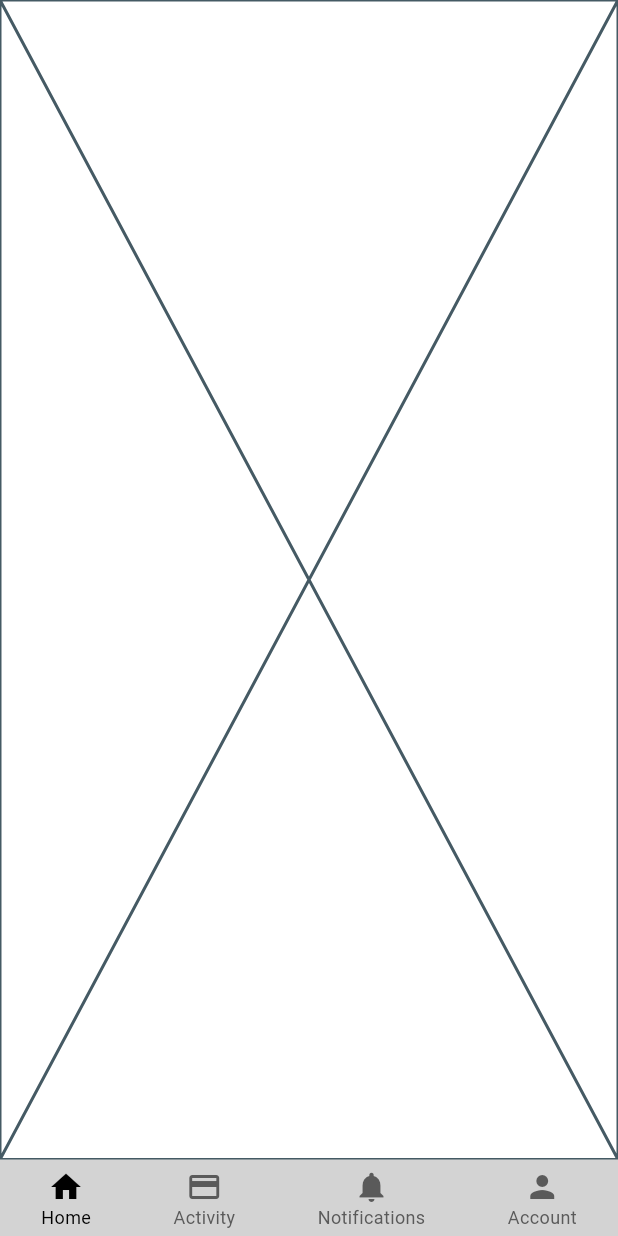
After one commit to Heshara13/Transit-Flutter-App, a Flutter app: the UserHomePage screen opened directly, on a phone screen of 412 x 824 dp. The commit adds this screen. Run offline on Flutter 3.47's test engine with Material 3 defaults, Android fonts, the phone set to English and light mode, and no system bars; our stand-ins replace firebase_auth, firebase_database; accounts and stored records are empty.

Commit message:
add files of user screens

```diff
--- /dev/null
+++ b/lib/theme_provider/theme_provider.dart
@@ -0,0 +1,14 @@
+import 'package:flutter/material.dart';
+
+class MyThemes {
+  static final darkTheme = ThemeData(
+    scaffoldBackgroundColor: Colors.grey.shade900,
+    colorScheme: ColorScheme.dark(),
+  );
+
+  static final lightTheme = ThemeData(
+    scaffoldBackgroundColor: Colors.white,
+    colorScheme: ColorScheme.light(),
+  );
+
+}
--- /dev/null
+++ b/lib/user_screen/home_screen.dart
@@ -0,0 +1,104 @@
+import 'package:flutter/material.dart';
+import '../user_tab_pages/account.dart';
+import '../user_tab_pages/home.dart';
+import '../user_tab_pages/activity.dart';
+import '../user_tab_pages/notifications.dart';
+
+class UserHomePage extends StatefulWidget {
+  const UserHomePage({super.key});
+
+  @override
+  State<UserHomePage> createState() => _UserHomePageState();
+}
+
+class _UserHomePageState extends State<UserHomePage> {
+  int _bottomBarIndex = 0;
+  bool _isPageTwoLocked = false;
+  final int _activateTime = 2000; // Lock duration in milliseconds
+
+  void _onItemTapped(int index) {
+    if (_isPageTwoLocked && index == 1) {
+      // Prevent switching to Page2 if it's locked
+      return;
+    }
+
+    setState(() {
+      _bottomBarIndex = index;
+      if (index == 1) {
+        _isPageTwoLocked = true;
+        // Unlock after the specified duration
+        Future.delayed(Duration(milliseconds: _activateTime), () {
+          setState(() {
+            _isPageTwoLocked = false;
+          });
+        });
+      }
+    });
+  }
+
+  Widget _buildNavItem(IconData icon, int index, String label) {
+    bool isLocked = index == 1 && _isPageTwoLocked;
+    return GestureDetector(
+      onTap: () {
+        if (!isLocked) _onItemTapped(index);
+      },
+      child: Column(
+        mainAxisSize: MainAxisSize.min,
+        children: [
+          Icon(
+            icon,
+            color: isLocked
+                ? Colors.grey
+                : (_bottomBarIndex == index ? Colors.black : const Color.fromARGB(255, 90, 90, 90)),
+          ),
+          Text(
+            label,
+            style: TextStyle(
+              fontSize: 12,
+              color: isLocked
+                  ? Colors.grey
+                  : (_bottomBarIndex == index ? Colors.black : const Color.fromARGB(255, 90, 90, 90)),
+            ),
+          ),
+        ],
+      ),
+    );
+  }
+
+  Widget customBottomNavigationBar() {
+    return Container(
+      color: const Color.fromARGB(255, 211, 211, 211),
+      child: Padding(
+        padding: const EdgeInsets.fromLTRB(0, 6.0, 0, 4.0),
+        child: Row(
+          mainAxisAlignment: MainAxisAlignment.spaceAround,
+          children: [
+            _buildNavItem(Icons.home, 0, 'Home'),
+            _buildNavItem(Icons.credit_card, 1, 'Activity'),
+            _buildNavItem(Icons.notifications, 2, 'Notifications'),
+            _buildNavItem(Icons.person, 3, 'Account'),
+          ],
+        ),
+      ),
+    );
+  }
+
+  @override
+  Widget build(BuildContext context) {
+    return Scaffold(
+      body: IndexedStack(
+        index: _bottomBarIndex,
+        children: const [
+          Home(key: PageStorageKey('home')),
+          ActivityTabPage(key: PageStorageKey('activity')), // Your Activity page
+          NotificationsTabPage(key: PageStorageKey('notifications')), // Your Notifications page
+          UserProfilePage(key: PageStorageKey('profile')), // Your Account page
+        ],
+      ),
+      bottomNavigationBar: AbsorbPointer(
+        absorbing: _isPageTwoLocked,
+        child: customBottomNavigationBar(),
+      ),
+    );
+  }
+}
--- /dev/null
+++ b/lib/user_tab_pages/home.dart
@@ -0,0 +1,15 @@
+import 'package:flutter/material.dart';
+
+class Home extends StatefulWidget {
+  const Home({super.key});
+
+  @override
+  State<Home> createState() => _HomeState();
+}
+
+class _HomeState extends State<Home> {
+  @override
+  Widget build(BuildContext context) {
+    return const Placeholder();
+  }
+}
```
Also changed, not shown: lib/User_Models/active_nearby_available_drivers.dart (added, +11 -0 lines), lib/User_Models/direction_details_info.dart (added, +16 -0 lines), lib/User_Models/directions.dart (added, +15 -0 lines), lib/User_Models/predicted_places.dart (added, +13 -0 lines), lib/main.dart (+4 -3 lines), lib/user_screen/social_login.dart (added, +66 -0 lines), lib/user_tab_pages/account.dart (added, +15 -0 lines), lib/user_tab_pages/activity.dart (added, +15 -0 lines), lib/user_tab_pages/notifications.dart (added, +15 -0 lines).
